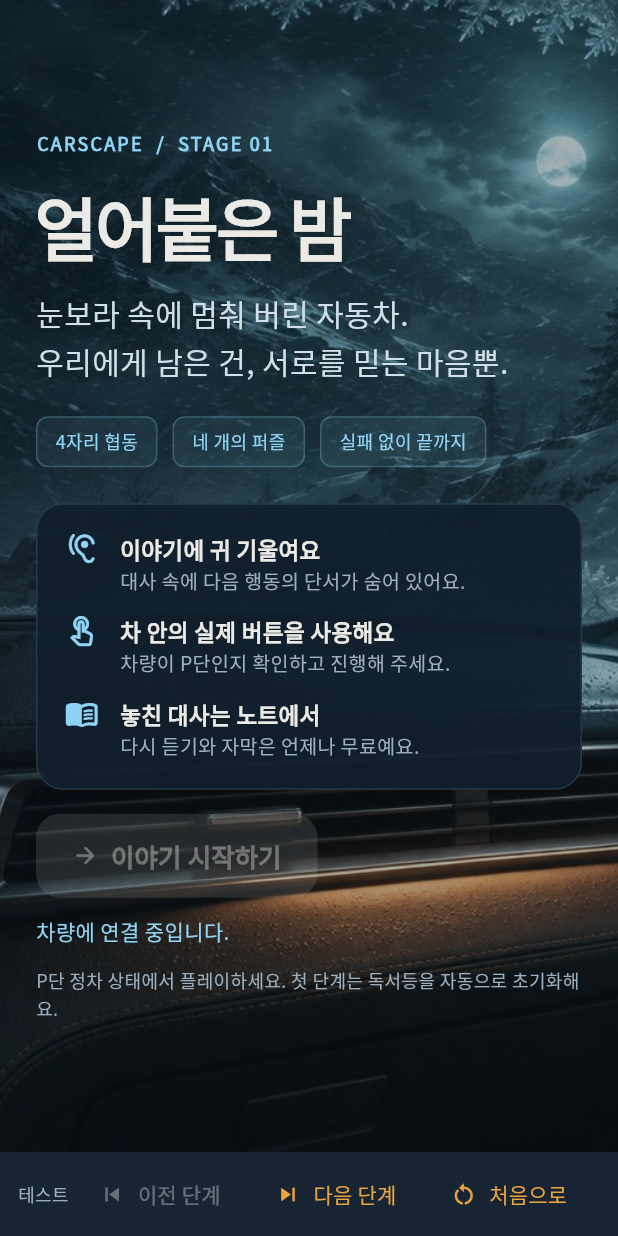
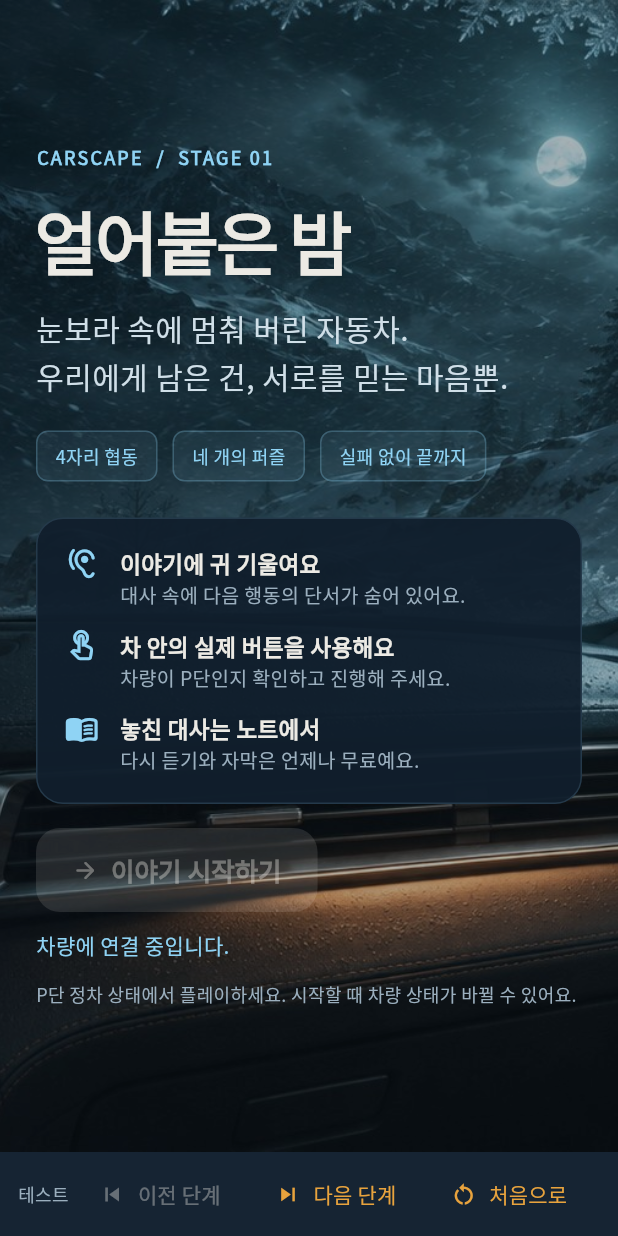
Before and after one commit to yjw2115/carscape, a Flutter app: the TutorialScreen screen opened directly, after a tap on "다음 단계", after a tap on "이전 단계", on a phone screen of 412 x 824 dp. Run offline on Flutter 3.47's test engine with Material 3 defaults, Android fonts, the phone set to English and light mode, and no system bars; our stand-ins replace audioplayers.

Commit message:
feat: 얼어붙은 밤 단서와 음성 연출 다듬기

```diff
--- a/lib/features/tutorial/domain/tutorial_script.dart
+++ b/lib/features/tutorial/domain/tutorial_script.dart
@@ -41,7 +41,7 @@ class TutorialScript {
       '네 창문을 각각 20% 열고 문과 트렁크를 닫으세요. 두 게이지가 초록으로 안정되면 통과해요.',
     ],
     TutorialStage.escape: [
-      '앞을 가리는 눈과 성에부터 치워야 길을 찾을 수 있어요.',
+      '앞유리에 쌓인 눈부터 치워야 길을 찾을 수 있어요.',
       '와이퍼로 시야를 확보한 뒤, 대피소가 보이는 방향을 살펴보세요.',
       '앞유리 와이퍼를 켜세요. 대피소가 오른쪽에 나타난 뒤 휠을 중앙으로 되돌렸다가 오른쪽 30° 이상 돌리세요.',
     ],
--- a/lib/features/tutorial/presentation/tutorial_artwork.dart
+++ b/lib/features/tutorial/presentation/tutorial_artwork.dart
@@ -46,7 +46,7 @@ class _Blueprint extends StatelessWidget {
   @override
   Widget build(BuildContext context) => Semantics(
     image: true,
-    label: '차량 독서등 전원 회로. ${controller.powerCount}곳 연결됨.',
+    label: '좌석 사이를 지나는 선이 그려진 차량 설계도',
     child: LayoutBuilder(
       builder: (context, constraints) {
         final size = constraints.biggest;
@@ -184,17 +184,9 @@ class _CircuitOverlay extends CustomPainter {
       _text(
         canvas,
         CarSeat.values[i].shortLabel,
-        Offset(x, p.dy - 10),
+        Offset(x, p.dy),
         color: _ink,
         fontSize: labelSize,
-        right: labelsBesideDrawing ? left : !left,
-      );
-      _text(
-        canvas,
-        i < connected ? '켜짐' : '꺼짐',
-        Offset(x, p.dy + 9),
-        color: i < connected ? _copper : const Color(0xFF595649),
-        fontSize: small ? 10 : 11,
         right: labelsBesideDrawing ? left : !left,
       );
     }
@@ -241,33 +233,12 @@ class _CircuitOverlay extends CustomPainter {
       }
     }
 
-    final nodeRadius = (drawing.height * .025).clamp(7.0, 14.0);
-    for (var i = 0; i < positions.length; i++) {
-      final center = positions[i];
-      final active = i < connected;
-      canvas.drawCircle(
-        center,
-        nodeRadius + 2,
-        Paint()..color = const Color(0xFFEFE4CC),
-      );
-      canvas.drawCircle(
-        center,
-        nodeRadius,
-        Paint()..color = active ? _copper : _ink,
-      );
-      _symbol(
-        canvas,
-        Icons.lightbulb_outline,
-        center,
-        nodeRadius * 1.65,
-        active ? const Color(0xFFFFE1A2) : const Color(0xFFF9EFDC),
-      );
-    }
+    final batteryScale = (drawing.height * .025).clamp(7.0, 14.0);
     final batteryBody = RRect.fromRectAndRadius(
       Rect.fromCenter(
         center: battery,
-        width: nodeRadius * 3.3,
-        height: nodeRadius * 1.7,
+        width: batteryScale * 3.3,
+        height: batteryScale * 1.7,
       ),
       const Radius.circular(3),
     );
@@ -277,25 +248,9 @@ class _CircuitOverlay extends CustomPainter {
       '+   −',
       battery,
       color: const Color(0xFFF7EBD5),
-      fontSize: nodeRadius,
+      fontSize: batteryScale,
       center: true,
     );
-    if (size.width >= 440) {
-      _text(
-        canvas,
-        '독서등 전원 회로',
-        Offset(leftLabel, 29),
-        color: _ink,
-        fontSize: 16,
-      );
-      _text(
-        canvas,
-        '연결 ${connected.toString()}/4',
-        Offset(leftLabel, 49),
-        color: const Color(0xFF585442),
-        fontSize: 12,
-      );
-    }
   }
 
   void _text(
@@ -331,28 +286,6 @@ class _CircuitOverlay extends CustomPainter {
             painter.height / 2,
           ),
     );
-    painter.dispose();
-  }
-
-  void _symbol(
-    Canvas canvas,
-    IconData icon,
-    Offset at,
-    double size,
-    Color color,
-  ) {
-    final painter = TextPainter(
-      text: TextSpan(
-        text: String.fromCharCode(icon.codePoint),
-        style: TextStyle(
-          fontFamily: icon.fontFamily,
-          fontSize: size,
-          color: color,
-        ),
-      ),
-      textDirection: TextDirection.ltr,
-    )..layout();
-    painter.paint(canvas, at - Offset(painter.width / 2, painter.height / 2));
     painter.dispose();
   }
 
--- a/lib/features/tutorial/presentation/tutorial_screen.dart
+++ b/lib/features/tutorial/presentation/tutorial_screen.dart
@@ -641,7 +641,7 @@ class _TutorialScreenState extends State<TutorialScreen>
                     Text(
                       _demo
                           ? '체험 모드 · 실제 차량은 제어하지 않아요.\n이야기는 허구이며 실제 차량 고장 시 대처법이 아니에요.'
-                          : 'P단 정차 상태에서 플레이하세요. 첫 단계는 독서등을 자동으로 초기화해요.',
+                          : 'P단 정차 상태에서 플레이하세요. 시작할 때 차량 상태가 바뀔 수 있어요.',
                       style: const TextStyle(
                         color: TutorialColors.muted,
                         fontSize: 12,
@@ -801,7 +801,7 @@ class _TutorialScreenState extends State<TutorialScreen>
               const Align(
                 alignment: Alignment.centerLeft,
                 child: Text(
-                  '손과 머리 끼임에 주의하세요 · 문과 트렁크 주변을 확인하세요',
+                  '차량 장치를 조작할 때 손과 머리 끼임에 주의하세요.',
                   style: TextStyle(color: TutorialColors.muted, fontSize: 12),
                 ),
               ),
@@ -1504,7 +1504,7 @@ class _TutorialScreenState extends State<TutorialScreen>
 
   String _stageTitle(TutorialStage stage) => switch (stage) {
     TutorialStage.intro || TutorialStage.blackout => '눈보라 속 정전',
-    TutorialStage.power => '작은 불빛을 따라서',
+    TutorialStage.power => '한밤의 정적',
     TutorialStage.glovebox => '얼어붙은 글로브박스',
     TutorialStage.ventilation => '차가운 공기, 새어 나오는 가스',
     TutorialStage.escape => '눈 너머의 불빛',
```
Also changed, not shown: lib/features/tutorial/presentation/tutorial_atmosphere.dart (+6 -92 lines), assets/frozen_night/art/windshield_snow.jpg (added), 10 other files.
